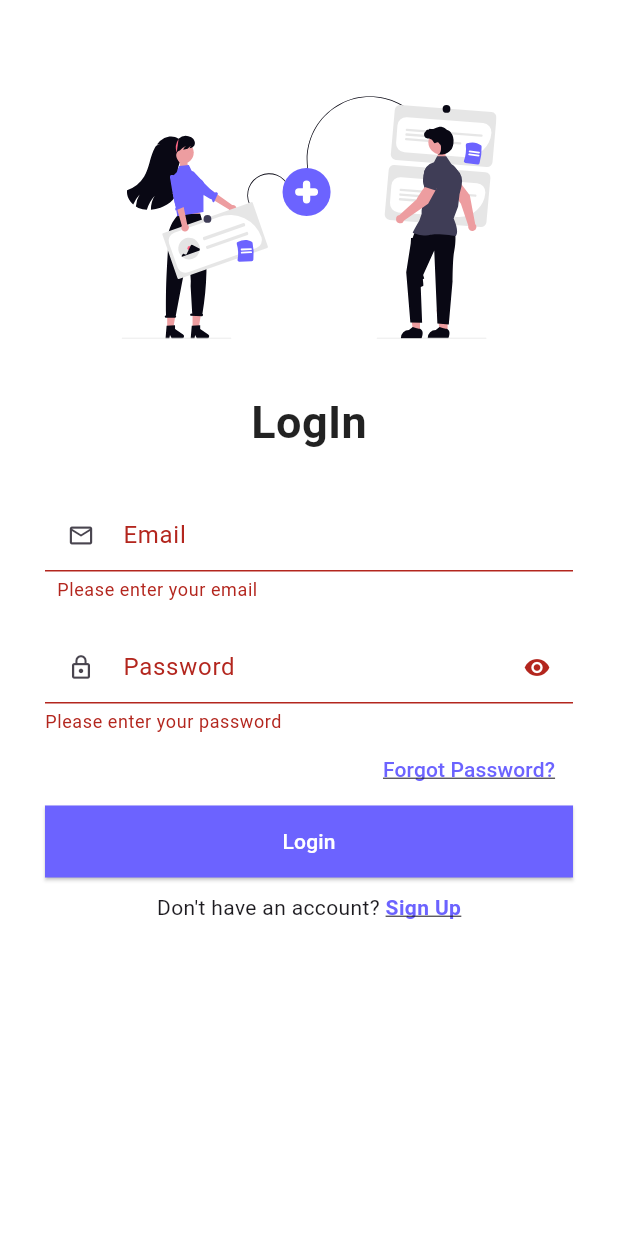
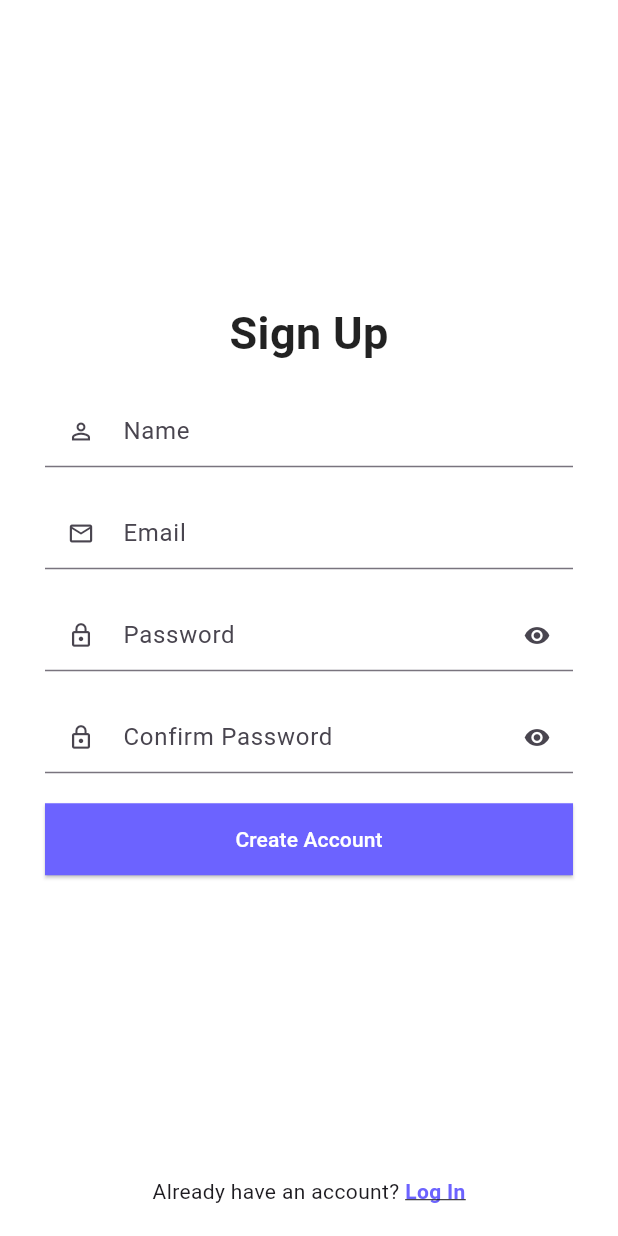
Before and after one commit to SayhanA/thinkers, a Flutter app: the screen it shows after launch, after a tap on "Login", after a tap on "Sign Up", on a phone screen of 412 x 824 dp. Run offline on Flutter 3.47's test engine with Material 3 defaults, Android fonts, the phone set to English and light mode, and no system bars; our stand-ins replace flutter_svg.

Commit message:
SignUp and forgot-password screen created

```diff
--- a/lib/LoginForm.dart
+++ b/lib/LoginForm.dart
@@ -83,6 +83,10 @@ class _LoginFormState extends State<LoginForm> {
             child: TextButton(
               onPressed: () {
                 print('Forgot Password Tapped.');
+                Navigator.pushNamed(
+                      context,
+                      '/forgot-password',
+                    );
               },
               child: const Text(
                 'Forgot Password?',
--- /dev/null
+++ b/lib/SignUpForm.dart
@@ -0,0 +1,170 @@
+import 'package:flutter/material.dart';
+
+class SignupForm extends StatefulWidget {
+  final void Function(String name, String email, String password) onSubmit;
+
+  const SignupForm({super.key, required this.onSubmit});
+
+  @override
+  State<SignupForm> createState() => _SignupFormState();
+}
+
+class _SignupFormState extends State<SignupForm> {
+  final _formKey = GlobalKey<FormState>();
+
+  final _nameController = TextEditingController();
+  final _emailController = TextEditingController();
+  final _passwordController = TextEditingController();
+  final _confirmPasswordController = TextEditingController();
+
+  bool _obscurePassword = true;
+  bool _obscureConfirmPassword = true;
+
+  void _submit() {
+    if (_formKey.currentState!.validate()) {
+      widget.onSubmit(
+        _nameController.text.trim(),
+        _emailController.text.trim(),
+        _passwordController.text,
+      );
+    }
+  }
+
+  @override
+  Widget build(BuildContext context) {
+    return Form(
+      key: _formKey,
+      child: Column(
+        children: [
+          // Name
+          TextFormField(
+            controller: _nameController,
+            style: const TextStyle(fontSize: 14),
+            decoration: const InputDecoration(
+              isDense: true,
+              contentPadding: EdgeInsets.symmetric(vertical: 4, horizontal: 8),
+              labelText: 'Name',
+              prefixIcon: Icon(Icons.person_outline, size: 18),
+              border: UnderlineInputBorder(),
+            ),
+            validator: (value) {
+              if (value == null || value.isEmpty) {
+                return 'Please enter your name';
+              }
+              return null;
+            },
+          ),
+          const SizedBox(height: 20),
+
+          // Email
+          TextFormField(
+            controller: _emailController,
+            keyboardType: TextInputType.emailAddress,
+            style: const TextStyle(fontSize: 14),
+            decoration: const InputDecoration(
+              isDense: true,
+              contentPadding: EdgeInsets.symmetric(vertical: 4, horizontal: 8),
+              labelText: 'Email',
+              prefixIcon: Icon(Icons.email_outlined, size: 18),
+              border: UnderlineInputBorder(),
+            ),
+            validator: (value) {
+              if (value == null || value.isEmpty) {
+                return 'Please enter your email';
+              }
+              if (!RegExp(r'^[^@]+@[^@]+\.[^@]+').hasMatch(value)) {
+                return 'Enter a valid email';
+              }
+              return null;
+            },
+          ),
+          const SizedBox(height: 20),
+
+          // Password
+          TextFormField(
+            controller: _passwordController,
+            obscureText: _obscurePassword,
+            style: const TextStyle(fontSize: 14),
+            decoration: InputDecoration(
+              isDense: true,
+              labelText: 'Password',
+              prefixIcon: const Icon(Icons.lock_outline, size: 18),
+              border: const UnderlineInputBorder(),
+              suffixIcon: IconButton(
+                icon: Icon(
+                  _obscurePassword ? Icons.visibility : Icons.visibility_off,
+                  size: 18,
+                ),
+                onPressed: () {
+                  setState(() {
+                    _obscurePassword = !_obscurePassword;
+                  });
+                },
+              ),
+            ),
+            validator: (value) {
+              if (value == null || value.isEmpty) {
+                return 'Please enter your password';
+              }
+              if (value.length < 6) {
+                return 'Password must be at least 6 characters';
+              }
+              return null;
+            },
+          ),
+          const SizedBox(height: 20),
+
+          // Confirm Password
+          TextFormField(
+            controller: _confirmPasswordController,
+            obscureText: _obscureConfirmPassword,
+            style: const TextStyle(fontSize: 14),
+            decoration: InputDecoration(
+              isDense: true,
+              labelText: 'Confirm Password',
+              prefixIcon: const Icon(Icons.lock_outline, size: 18),
+              border: const UnderlineInputBorder(),
+              suffixIcon: IconButton(
+                icon: Icon(
+                  _obscureConfirmPassword
+                      ? Icons.visibility
+                      : Icons.visibility_off,
+                  size: 18,
+                ),
+                onPressed: () {
+                  setState(() {
+                    _obscureConfirmPassword = !_obscureConfirmPassword;
+                  });
+                },
+              ),
+            ),
+            validator: (value) {
+              if (value != _passwordController.text) {
+                return 'Passwords do not match';
+              }
+              return null;
+            },
+          ),
+          const SizedBox(height: 20),
+
+          // Submit Button
+          SizedBox(
+            width: double.infinity,
+            child: ElevatedButton(
+              onPressed: _submit,
+              style: ElevatedButton.styleFrom(
+                backgroundColor: const Color(0xFF6C63FF),
+                padding: const EdgeInsets.symmetric(vertical: 14),
+                shape: RoundedRectangleBorder(borderRadius: BorderRadius.zero),
+              ),
+              child: const Text(
+                'Create Account',
+                style: TextStyle(color: Colors.white),
+              ),
+            ),
+          ),
+        ],
+      ),
+    );
+  }
+}
--- a/lib/login.dart
+++ b/lib/login.dart
@@ -94,8 +94,8 @@ class _MyLoginState extends State<MyLogin> with SingleTickerProviderStateMixin {
                   onTap: () {
                     Navigator.pushNamed(
                       context,
-                      'signup',
-                    ); // Update with your signup route
+                      '/signup',
+                    );
                   },
                   child: const Text(
                     'Sign Up',
--- a/lib/main.dart
+++ b/lib/main.dart
@@ -1,5 +1,7 @@
 import 'package:flutter/material.dart';
+import 'package:flutter_module_1/forgot.dart';
 import 'package:flutter_module_1/login.dart';
+import 'package:flutter_module_1/signup.dart';
 
 void main() {
   runApp(const MyApp());
@@ -16,6 +18,8 @@ class MyApp extends StatelessWidget {
 
       routes: {
         '/login': (context) => const MyLogin(),
+        '/signup': (context) => const Signup(),
+        '/forgot-password': (context) => const ForgotPassword(),
       },
 
       theme: ThemeData(
--- /dev/null
+++ b/lib/signup.dart
@@ -0,0 +1,111 @@
+import 'package:flutter/material.dart';
+import 'package:flutter_module_1/SignUpForm.dart';
+import 'package:flutter_svg/flutter_svg.dart';
+
+class Signup extends StatefulWidget {
+  const Signup({super.key});
+
+  @override
+  State<Signup> createState() => _SignupState();
+}
+
+class _SignupState extends State<Signup> with SingleTickerProviderStateMixin {
+  late AnimationController _controller;
+  late Animation<double> _fadeAnimation;
+
+  String name = '';
+  String email = '';
+  String password = '';
+
+  @override
+  void initState() {
+    super.initState();
+    _controller = AnimationController(
+      vsync: this,
+      duration: const Duration(seconds: 2),
+    );
+    _fadeAnimation = CurvedAnimation(parent: _controller, curve: Curves.easeIn);
+    _controller.forward();
+  }
+
+  @override
+  void dispose() {
+    _controller.dispose();
+    super.dispose();
+  }
+
+  void _handleSignup() {
+    print('Name: $name, Email: $email, Password: $password');
+    // TODO: API call
+  }
+
+  @override
+  Widget build(BuildContext context) {
+    return Scaffold(
+      backgroundColor: Colors.white,
+      body: SafeArea(
+        child: Column(
+          children: [
+            // Main centered content
+            Expanded(
+              child: Center(
+                child: SingleChildScrollView(
+                  padding: const EdgeInsets.symmetric(horizontal: 30),
+                  child: Column(
+                    mainAxisSize: MainAxisSize.min,
+                    children: [
+                      const Text(
+                        'Sign Up',
+                        style: TextStyle(
+                          fontSize: 30,
+                          fontWeight: FontWeight.bold,
+                          color: Colors.black87,
+                        ),
+                      ),
+                      const SizedBox(height: 20),
+
+                      SignupForm(
+                        onSubmit: (name, email, password) {
+                          setState(() {
+                            this.name = name;
+                            this.email = email;
+                            this.password = password;
+                          });
+                          _handleSignup();
+                        },
+                      ),
+                    ],
+                  ),
+                ),
+              ),
+            ),
+
+            // Bottom link
+            Padding(
+              padding: const EdgeInsets.only(bottom: 20),
+              child: Row(
+                mainAxisAlignment: MainAxisAlignment.center,
+                children: [
+                  const Text("Already have an account? "),
+                  GestureDetector(
+                    onTap: () {
+                      Navigator.pushNamed(context, '/login');
+                    },
+                    child: const Text(
+                      'Log In',
+                      style: TextStyle(
+                        color: Color(0xFF6C63FF),
+                        fontWeight: FontWeight.bold,
+                        decoration: TextDecoration.underline,
+                      ),
+                    ),
+                  ),
+                ],
+              ),
+            ),
+          ],
+        ),
+      ),
+    );
+  }
+}
```
Also changed, not shown: lib/forgot.dart (added, +132 -0 lines).
